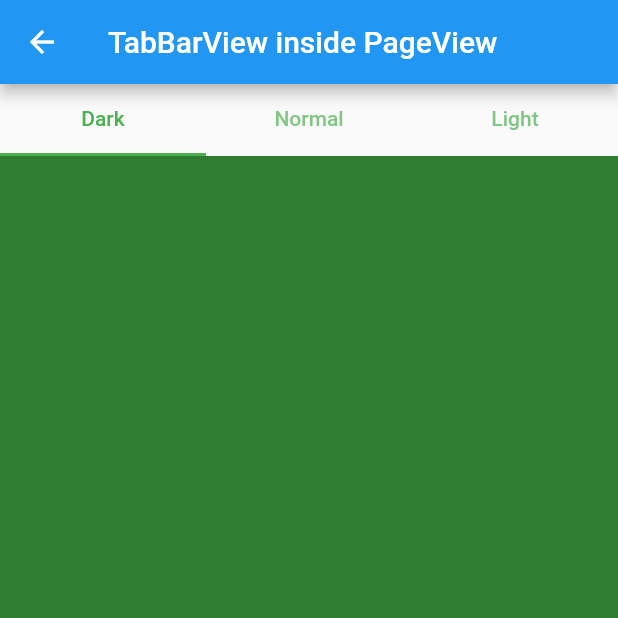
After one commit to allenymt/flutter_just_test, a Flutter app: the PageViewTabViewConflict screen opened by its route, swiped to page 2, on a phone screen of 412 x 824 dp, the top half of it. The commit adds this screen. Run offline on Flutter 3.47's test engine with Material 2 defaults, Android fonts, the phone set to English and light mode, and no system bars; missing offline and left inert: flutter_ui_box, performance_fps.

Commit message:
add demo

```diff
--- a/lib/key/test_key.dart
+++ b/lib/key/test_key.dart
@@ -68,6 +68,7 @@ class _TestState extends State<TestKeyWidget> {
   switchWidget() {
 //    switchWidgetStateless();
 //    switchWidgetStateful();
+  if (mounted)
     setState(() {
       widgetsStateful.insert(0, widgetsStateful.removeAt(1));
     });
--- /dev/null
+++ b/lib/scroll/pageview_tabview_demo.dart
@@ -0,0 +1,99 @@
+/// do what
+/// @author yulun
+/// @since 2020-12-13 17:10
+
+import 'package:flutter/gestures.dart';
+import 'package:flutter/material.dart';
+
+/// tabview 嵌套 pageview  冲突解决
+class PageViewTabViewConflict extends StatefulWidget {
+  PageViewTabViewConflict({Key key}) : super(key: key);
+
+  @override
+  _PageViewTabViewConflictState createState() => _PageViewTabViewConflictState();
+}
+
+final PageController _pageController = PageController();
+
+PageView myPageView = PageView(
+  controller: _pageController,
+  allowImplicitScrolling: true,
+  children: <Widget>[
+    Container(color: Colors.red),
+    GreenShades(),
+    Container(color: Colors.yellow),
+  ],
+);
+
+class _PageViewTabViewConflictState extends State<PageViewTabViewConflict> {
+  @override
+  Widget build(BuildContext context) => Scaffold(
+    appBar: AppBar(
+      title: Text('TabBarView inside PageView'),
+    ),
+    body: myPageView,
+  );
+}
+
+class GreenShades extends StatefulWidget {
+  @override
+  _GreenShadesState createState() => _GreenShadesState();
+}
+
+class _GreenShadesState extends State<GreenShades>
+    with SingleTickerProviderStateMixin {
+  TabController _tabController;
+
+  @override
+  void initState() {
+    super.initState();
+    this._tabController = TabController(length: 3, vsync: this);
+  }
+
+  @override
+  Widget build(BuildContext context) {
+    // Local dragStartDetail.
+    DragStartDetails dragStartDetails;
+    // Current drag instance - should be instantiated on overscroll and updated alongside.
+    Drag drag;
+    return Column(
+      children: <Widget>[
+        TabBar(
+          labelColor: Colors.green,
+          indicatorColor: Colors.green,
+          controller: _tabController,
+          tabs: <Tab>[
+            const Tab(text: "Dark"),
+            const Tab(text: "Normal"),
+            const Tab(text: "Light"),
+          ],
+        ),
+        Expanded(
+          child: NotificationListener(
+            onNotification: (notification) {
+              if (notification is ScrollStartNotification) {
+                dragStartDetails = notification.dragDetails;
+              }
+              if (notification is OverscrollNotification) {
+                drag = _pageController.position.drag(dragStartDetails, () {});
+                drag.update(notification.dragDetails);
+              }
+              if (notification is ScrollEndNotification) {
+                drag?.cancel();
+              }
+              return true;
+            },
+            child: TabBarView(
+              controller: _tabController,
+              children: <Widget>[
+                Container(color: Colors.green[800]),
+                Container(color: Colors.green),
+                Container(color: Colors.green[200]),
+              ],
+            ),
+          ),
+        ),
+      ],
+    );
+  }
+}
--- a/lib/touchevent/TouchEventWidget.dart
+++ b/lib/touchevent/listener_widget_test.dart
@@ -15,11 +15,13 @@ class _TestTouchEventState extends State<TestTouchEventWidget> {
   @override
   Widget build(BuildContext context) {
     return Scaffold(
+      appBar: AppBar(title: Text("事件监听测试"),),
       body: Container(
         width: 100,
         height: 100,
         constraints: BoxConstraints(maxHeight: 100, maxWidth: 100,minHeight: 0,minWidth: 0),
         color: Colors.red,
+        alignment: Alignment.center,
         child: Listener(
           //为什么限定了大小没用,涉及到widget的layout why why why
           //这里解释下，当Container设置了constraints后，由于Container是组件容器，实际上参与layout的是ConstrainedBox
```
Also changed, not shown: lib/main.dart (+21 -2 lines), lib/touchevent/gesture_recogize_test.dart (added, +45 -0 lines), lib/touchevent/touch_main.dart (added, +42 -0 lines), lib/widget/StateTest.dart (added, +62 -0 lines).
